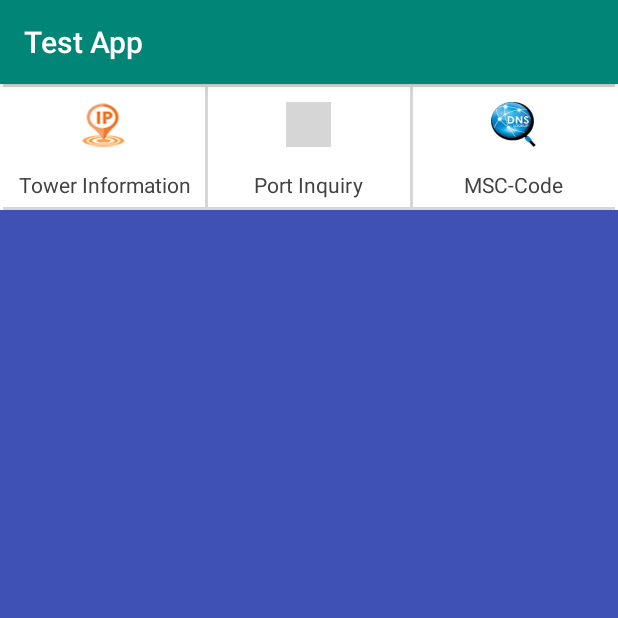
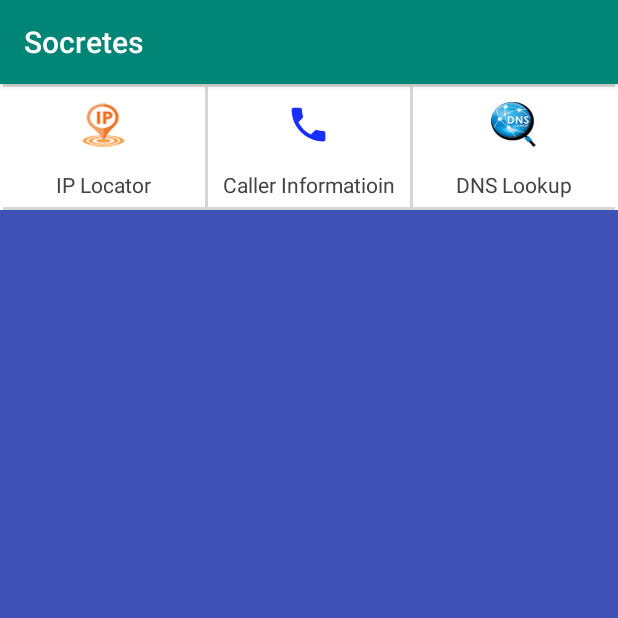
Before and after one commit to rushilrushat/OSINT, an Android app: the screen it shows after launch (MainActivity), on a phone screen of 412 x 824 dp, the top half of it. Run offline under Robolectric (Android 15) with nearby library versions, the phone set to English and light mode, and no system bars; grey boxes are pictures that could not be loaded.

Commit message:
main layout changed

```diff
--- a/app/src/main/AndroidManifest.xml
+++ b/app/src/main/AndroidManifest.xml
@@ -11,7 +11,7 @@
 
     <application
         android:allowBackup="true"
-        android:icon="@mipmap/ic_launcher"
+        android:icon="@drawable/logo"
         android:label="@string/app_name"
         android:roundIcon="@mipmap/ic_launcher_round"
         android:supportsRtl="true"
--- a/app/src/main/java/com/example/testapp/iplookup/iplookup.kt
+++ b/app/src/main/java/com/example/testapp/iplookup/iplookup.kt
@@ -135,7 +135,7 @@ class iplookup : AppCompatActivity() {
 
     }
 
-    private fun createPdf(sometext: String) { // create a new document
+    /*private fun createPdf(sometext: String) { // create a new document
         val document = PdfDocument()
         // crate a page description
         var pageInfo = PdfDocument.PageInfo.Builder(300, 600, 1).create()
@@ -178,7 +178,7 @@ class iplookup : AppCompatActivity() {
         // close the document
         document.close()
     }
-
+*/
     override fun onRequestPermissionsResult(
         requestCode: Int,
         permissions: Array<out String>,
--- a/app/src/main/res/layout/activity_main.xml
+++ b/app/src/main/res/layout/activity_main.xml
@@ -55,7 +55,7 @@
                         android:layout_height="wrap_content"
                         android:layout_margin="5dp"
                         android:gravity="center"
-                        android:text="Tower Information"
+                        android:text="IP Locator"
                         android:textColor="@color/cardview_dark_background" />
                 </LinearLayout>
 
@@ -78,7 +78,7 @@
                         android:layout_marginTop="10dp"
                         android:layout_marginBottom="10dp"
                         android:scaleType="fitXY"
-                        android:src="@drawable/ic_trucaller"
+                        android:src="@drawable/ic_truecaller"
                         android:visibility="visible" />
 
                     <TextView
@@ -87,7 +87,7 @@
                         android:layout_height="wrap_content"
                         android:layout_margin="5dp"
                         android:gravity="center"
-                        android:text="Port Inquiry"
+                        android:text="Caller Informatioin"
                         android:textColor="@color/cardview_dark_background"
                         android:visibility="visible" />
                 </LinearLayout>
@@ -116,7 +116,7 @@
                         android:layout_height="wrap_content"
                         android:layout_margin="5dp"
                         android:gravity="center"
-                        android:text="MSC-Code"
+                        android:text="DNS Lookup"
                         android:textColor="@color/cardview_dark_background" />
                 </LinearLayout>
             </LinearLayout>
--- a/app/src/main/res/values/strings.xml
+++ b/app/src/main/res/values/strings.xml
@@ -1,5 +1,5 @@
 <resources>
-    <string name="app_name">Test App</string>
+    <string name="app_name">Socretes</string>
     <string-array name="Colors">
         <item name="color">HOST</item>
         <item name="color">IP</item>
```
Also changed, not shown: app/src/main/res/layout/activity_splesh.xml (+41 -28 lines), app/src/main/res/drawable/logo.png (added), app/src/main/res/drawable/splash.png (added).
